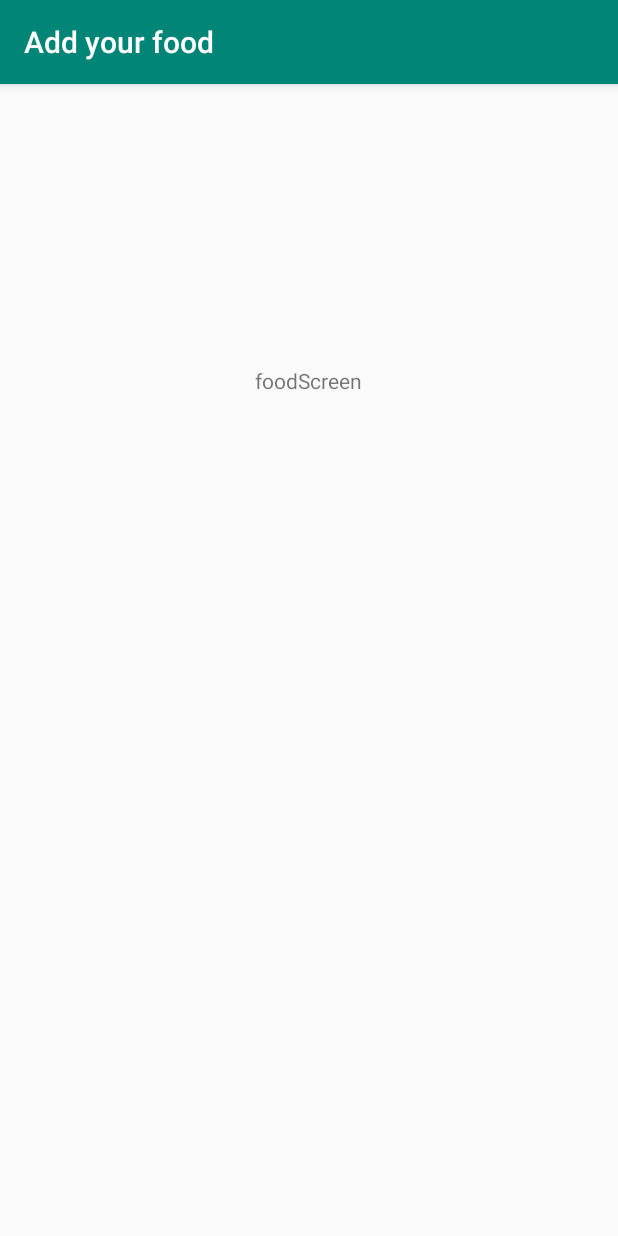
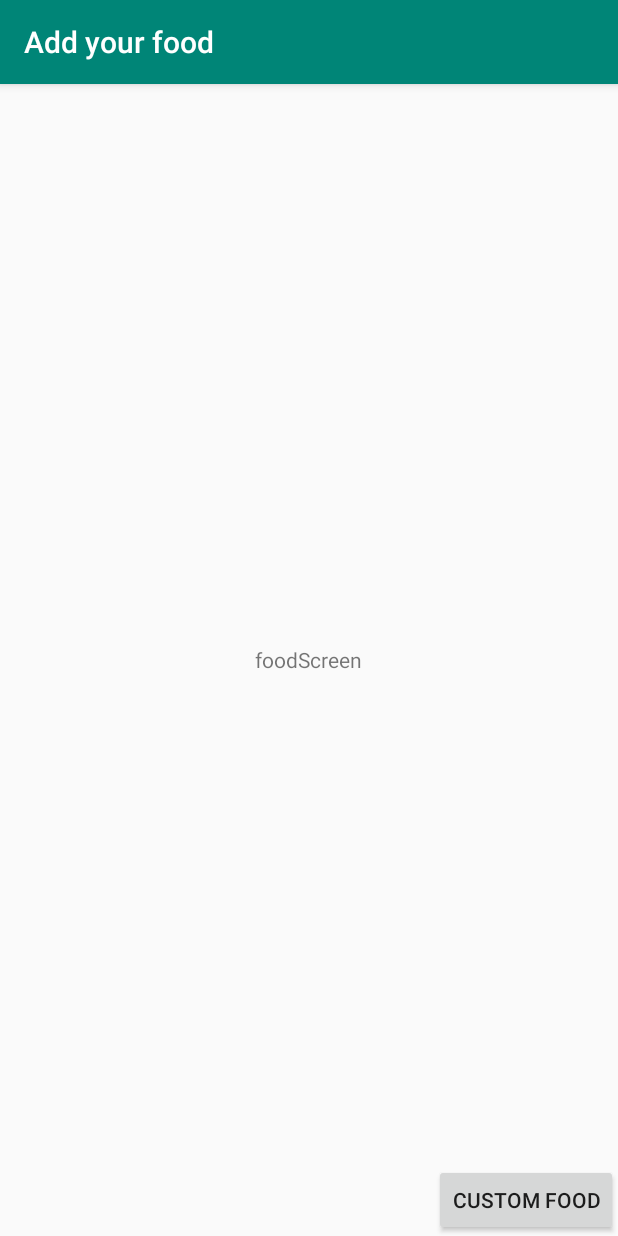
Before and after one commit to kmai1/CS125FinalProject, an Android app: the screen it shows after launch (addFoodScreen), after a tap on "ADD FOOD", on a phone screen of 412 x 824 dp. Run offline under Robolectric (Android 15) with nearby library versions, the phone set to English and light mode, and no system bars; 5 statements that could not run were skipped.

Commit message:
has button to switch between activities

```diff
--- a/app/src/main/AndroidManifest.xml
+++ b/app/src/main/AndroidManifest.xml
@@ -21,7 +21,10 @@
         </activity>
         <activity
             android:name=".addFoodScreen"
-            android:label="Add your food"/>
+            android:label="Add your food" />
+        <activity
+            android:name=".customFoodScreen"
+            android:label="Custom Food"></activity>
     </application>
 
 </manifest>
--- a/app/src/main/java/com/example/kmai/cs125finalproject/addFoodScreen.java
+++ b/app/src/main/java/com/example/kmai/cs125finalproject/addFoodScreen.java
@@ -1,13 +1,29 @@
 package com.example.kmai.cs125finalproject;
 
+import android.content.Intent;
 import android.support.v7.app.AppCompatActivity;
 import android.os.Bundle;
+import android.view.View;
+import android.widget.Button;
 
 public class addFoodScreen extends AppCompatActivity {
-
+    private Button customFood;
     @Override
     protected void onCreate(Bundle savedInstanceState) {
         super.onCreate(savedInstanceState);
         setContentView(R.layout.activity_food_screen);
+
+        customFood = findViewById(R.id.customFood);
+        customFood.setOnClickListener(new View.OnClickListener() {
+            @Override
+            public void onClick(View v) {
+                openCustomFoodScreen();
+            }
+        });
+
+    }
+    public void openCustomFoodScreen() {
+        Intent intent = new Intent(this, customFoodScreen.class);
+        startActivity(intent);
     }
 }
--- a/app/src/main/java/com/example/kmai/cs125finalproject/mainScreen.java
+++ b/app/src/main/java/com/example/kmai/cs125finalproject/mainScreen.java
@@ -1,14 +1,24 @@
 package com.example.kmai.cs125finalproject;
 
 import android.content.Intent;
+import android.os.Handler;
 import android.support.v7.app.AppCompatActivity;
 import android.os.Bundle;
 import android.view.View;
 import android.widget.*;
 
+import org.w3c.dom.Text;
+
+import java.util.ArrayList;
+import java.util.List;
+import java.util.Timer;
+import java.util.TimerTask;
+
 public class mainScreen extends AppCompatActivity {
-    private int totalCalories;
-    private Button addFood;
+    private static int totalCalories;
+    private static double totalFats, totalCarbs, totalProtein;
+    private static List<Food> listOfFoods = new ArrayList<>();
+    public Button addFood;
     @Override
     protected void onCreate(Bundle savedInstanceState) {
         super.onCreate(savedInstanceState);
@@ -21,10 +31,62 @@ public class mainScreen extends AppCompatActivity {
                 openFoodScreen();
             }
         });
+
+        final Handler handler = new Handler();
+
+        Runnable runnable = new Runnable() {
+            @Override
+            public void run() {
+                listOfFoods.add(new Food(100,1.0,1.0,1.0));
+                updateCalories();
+                updateCarbs();
+                updateFat();
+                updateProtein();
+                TextView totalCaloriesText = findViewById(R.id.totalCalories);
+                totalCaloriesText.setText("Total Calories:    " + Integer.toString(totalCalories));
+
+                TextView totalCarbsText = findViewById(R.id.totalCarbs);
+                totalCarbsText.setText("Total Carbs:    " + Double.toString(totalCarbs));
+
+                TextView totalFatsText = findViewById(R.id.totalFats);
+                totalFatsText.setText("Total Fat:    " + Double.toString(totalFats));
+
+                TextView totalProteinText = findViewById(R.id.totalProtein);
+                totalProteinText.setText("Total Protein:     " + Double.toString(totalProtein));
+
+                handler.postDelayed(this, 100);
+            }
+        };
+        handler.postDelayed(runnable, 100);
     }
-
     public void openFoodScreen() {
         Intent intent = new Intent(this, addFoodScreen.class);
         startActivity(intent);
     }
+    public void updateCalories() {
+        totalCalories = 0;
+        for (int k = 0; k < listOfFoods.size(); k++) {
+            totalCalories += listOfFoods.get(k).getCalories();
+        }
+    }
+
+    public void updateCarbs() {
+        totalCarbs = 0;
+        for (int k = 0; k < listOfFoods.size(); k++) {
+            totalCarbs += listOfFoods.get(k).getCarbs();
+        }
+    }
+    public void updateFat() {
+        totalFats = 0;
+        for (int k = 0; k < listOfFoods.size(); k++) {
+            totalFats += listOfFoods.get(k).getFat();
+        }
+    }
+    public void updateProtein() {
+        totalProtein = 0;
+        for (int k = 0; k < listOfFoods.size(); k++) {
+            totalProtein += listOfFoods.get(k).getProtein();
+        }
+    }
+
 }
--- a/app/src/main/res/layout/activity_food_screen.xml
+++ b/app/src/main/res/layout/activity_food_screen.xml
@@ -10,8 +10,21 @@
         android:id="@+id/foodScreen"
         android:layout_width="wrap_content"
         android:layout_height="wrap_content"
-        android:layout_alignParentTop="true"
+        android:layout_centerVertical="true"
         android:layout_centerHorizontal="true"
-        android:layout_marginTop="188dp"
         android:text="foodScreen"/>
+
+    <Button
+        android:id="@+id/customFood"
+        android:layout_width="wrap_content"
+        android:layout_height="wrap_content"
+        android:layout_alignParentEnd="true"
+        android:layout_alignParentRight="true"
+        android:layout_alignParentBottom="true"
+        android:layout_marginEnd="0dp"
+        android:layout_marginRight="0dp"
+        android:layout_marginBottom="0dp"
+        android:text="Custom Food" />
+
+
 </RelativeLayout>
--- a/app/src/main/res/values/strings.xml
+++ b/app/src/main/res/values/strings.xml
@@ -1,4 +1,5 @@
 <resources>
     <string name="app_name">CS125 Final Project</string>
     <string name="add_food">Add Food</string>
+    <string name="mainscreen">mainScreen</string>
 </resources>
```
Also changed, not shown: app/src/main/res/layout/activity_main_screen.xml (+44 -4 lines).
